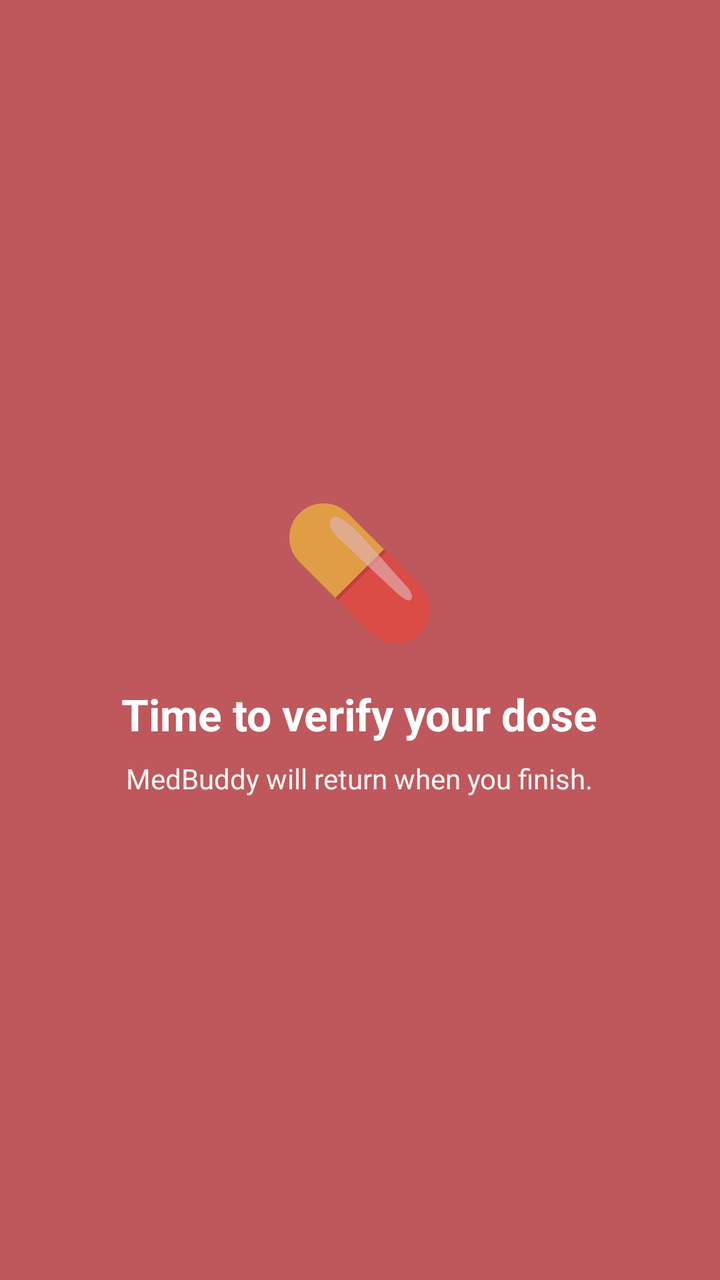
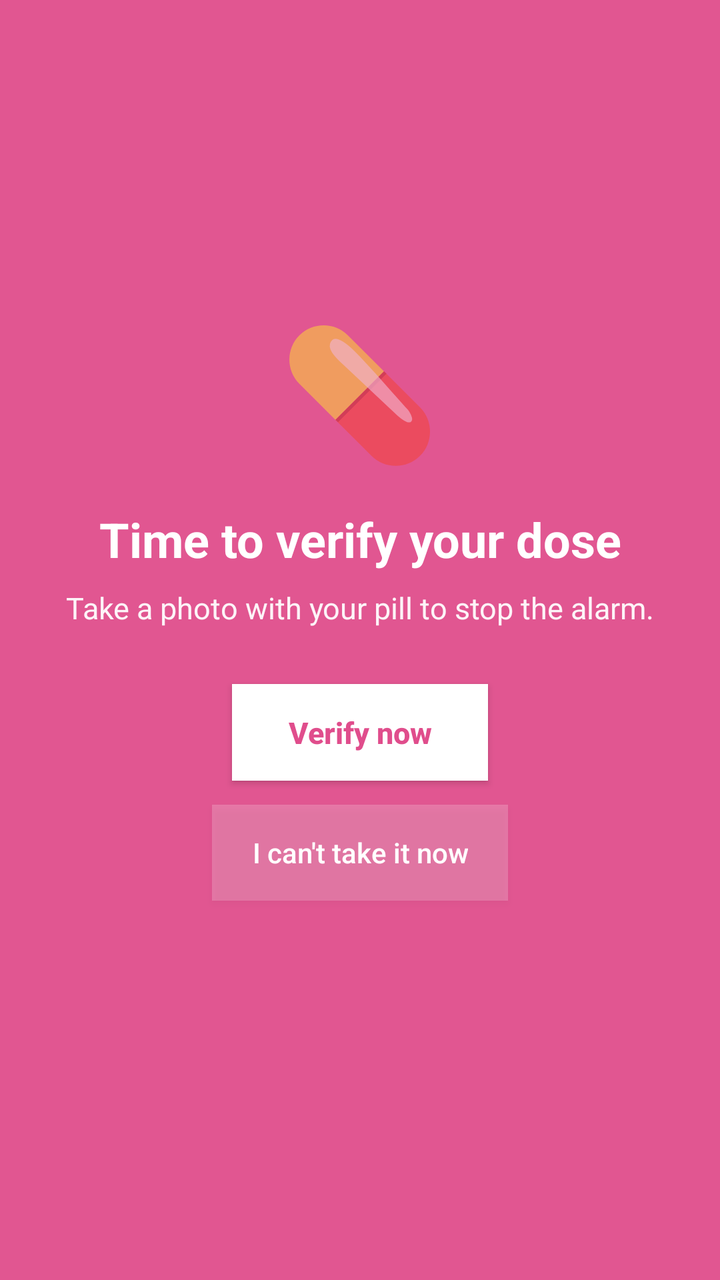

The first picture is an Android layout as it rendered before a commit; the second is the same layout after the commit. The layout source and the unified diff follow.
<!-- AndroidManifest.xml: fallback theme Theme.MaterialComponents.DayNight.NoActionBar -->
<!-- res/layout/lock_overlay.xml -->
<?xml version="1.0" encoding="utf-8"?>
<FrameLayout xmlns:android="http://schemas.android.com/apk/res/android"
    android:layout_width="match_parent"
    android:layout_height="match_parent"
    android:background="#CCAE2F34"
    android:clickable="true"
    android:focusable="true">

    <LinearLayout
        android:layout_width="match_parent"
        android:layout_height="wrap_content"
        android:layout_gravity="center"
        android:gravity="center"
        android:orientation="vertical"
        android:padding="24dp">

        <TextView
            android:layout_width="wrap_content"
            android:layout_height="wrap_content"
            android:text="💊"
            android:textSize="64sp"/>

        <TextView
            android:layout_width="wrap_content"
            android:layout_height="wrap_content"
            android:layout_marginTop="16dp"
            android:gravity="center"
            android:text="Time to verify your dose"
            android:textColor="#FFFFFF"
            android:textSize="22sp"
            android:textStyle="bold"/>

        <TextView
            android:layout_width="wrap_content"
            android:layout_height="wrap_content"
            android:layout_marginTop="8dp"
            android:gravity="center"
            android:text="MedBuddy will return when you finish."
            android:textColor="#EEFFFFFF"
            android:textSize="14sp"/>

        <Button
            android:id="@+id/lock_soft_skip"
            android:layout_width="wrap_content"
            android:layout_height="wrap_content"
            android:layout_marginTop="32dp"
            android:background="#33FFFFFF"
            android:paddingHorizontal="20dp"
            android:paddingVertical="12dp"
            android:text="Skip for now (tap 5×)"
            android:textColor="#FFFFFF"
            android:textSize="13sp"
            android:visibility="gone"/>
    </LinearLayout>
</FrameLayout>
<!-- resources referenced by this layout -->
<resources>

</resources>

<!-- the commit's change to res/layout/lock_overlay.xml (unified diff, before → after) -->
@@ -2,7 +2,7 @@
 <FrameLayout xmlns:android="http://schemas.android.com/apk/res/android"
     android:layout_width="match_parent"
     android:layout_height="match_parent"
-    android:background="#CCAE2F34"
+    android:background="#F2E04D8C"
     android:clickable="true"
     android:focusable="true">
 
@@ -12,7 +12,8 @@
         android:layout_gravity="center"
         android:gravity="center"
         android:orientation="vertical"
-        android:padding="24dp">
+        android:paddingHorizontal="24dp"
+        android:paddingVertical="32dp">
 
         <TextView
             android:layout_width="wrap_content"
@@ -21,35 +22,61 @@
             android:textSize="64sp"/>
 
         <TextView
-            android:layout_width="wrap_content"
+            android:id="@+id/lock_title"
+            android:layout_width="match_parent"
             android:layout_height="wrap_content"
             android:layout_marginTop="16dp"
             android:gravity="center"
             android:text="Time to verify your dose"
             android:textColor="#FFFFFF"
-            android:textSize="22sp"
+            android:textSize="24sp"
             android:textStyle="bold"/>
 
         <TextView
-            android:layout_width="wrap_content"
+            android:layout_width="match_parent"
             android:layout_height="wrap_content"
             android:layout_marginTop="8dp"
             android:gravity="center"
-            android:text="MedBuddy will return when you finish."
+            android:text="Take a photo with your pill to stop the alarm."
             android:textColor="#EEFFFFFF"
-            android:textSize="14sp"/>
+            android:textSize="15sp"/>
 
         <Button
-            android:id="@+id/lock_soft_skip"
+            android:id="@+id/lock_verify"
             android:layout_width="wrap_content"
             android:layout_height="wrap_content"
-            android:layout_marginTop="32dp"
+            android:layout_marginTop="28dp"
+            android:background="#FFFFFF"
+            android:paddingHorizontal="28dp"
+            android:paddingVertical="14dp"
+            android:text="Verify now"
+            android:textAllCaps="false"
+            android:textColor="#E04D8C"
+            android:textSize="15sp"
+            android:textStyle="bold"/>
+
+        
+        <Button
+            android:id="@+id/lock_skip"
+            android:layout_width="wrap_content"
+            android:layout_height="wrap_content"
+            android:layout_marginTop="12dp"
             android:background="#33FFFFFF"
             android:paddingHorizontal="20dp"
             android:paddingVertical="12dp"
-            android:text="Skip for now (tap 5×)"
+            android:text="I can't take it now"
+            android:textAllCaps="false"
             android:textColor="#FFFFFF"
-            android:textSize="13sp"
-            android:visibility="gone"/>
+            android:textSize="14sp"/>
+
+        <TextView
+            android:id="@+id/lock_countdown"
+            android:layout_width="match_parent"
+            android:layout_height="wrap_content"
+            android:layout_marginTop="20dp"
+            android:gravity="center"
+            android:text=""
+            android:textColor="#CCFFFFFF"
+            android:textSize="13sp"/>
     </LinearLayout>
 </FrameLayout>
